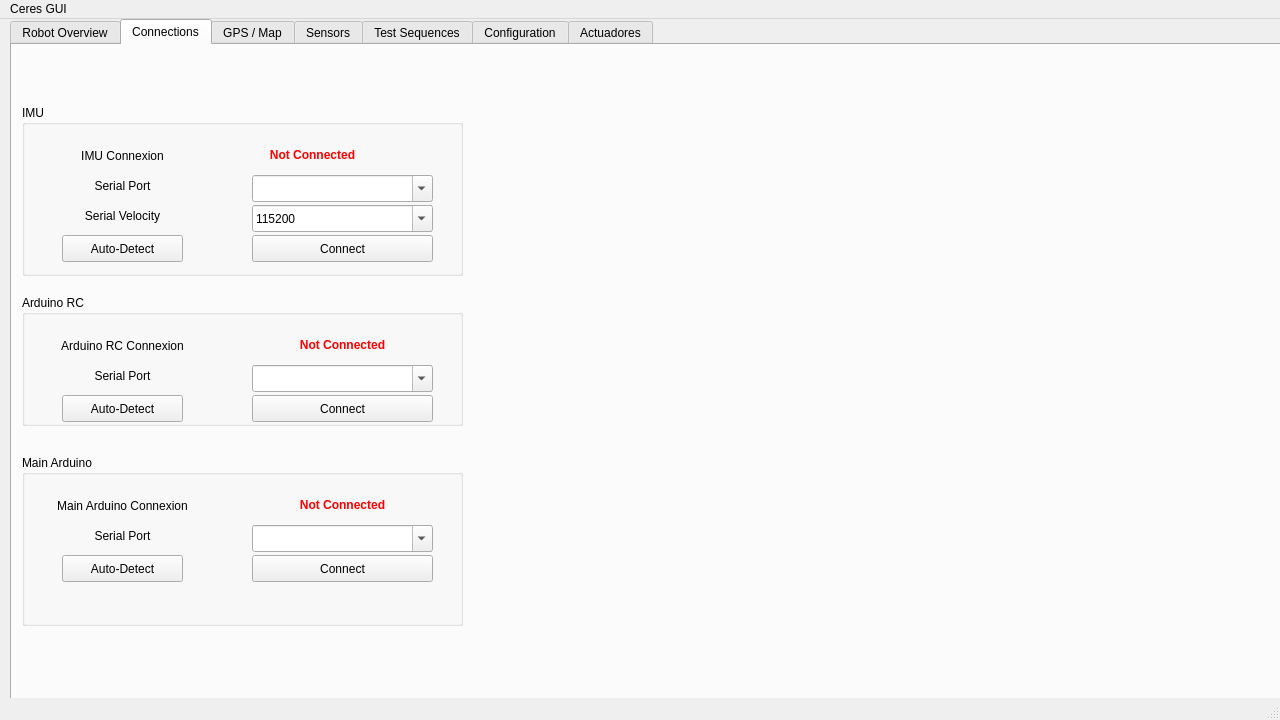
This is ceres/gui/mainwindow.ui in RobiDeantonio/CERES-gui_and_advanced_Navigation as Qt 5 draws it before an edit. The edited form follows.
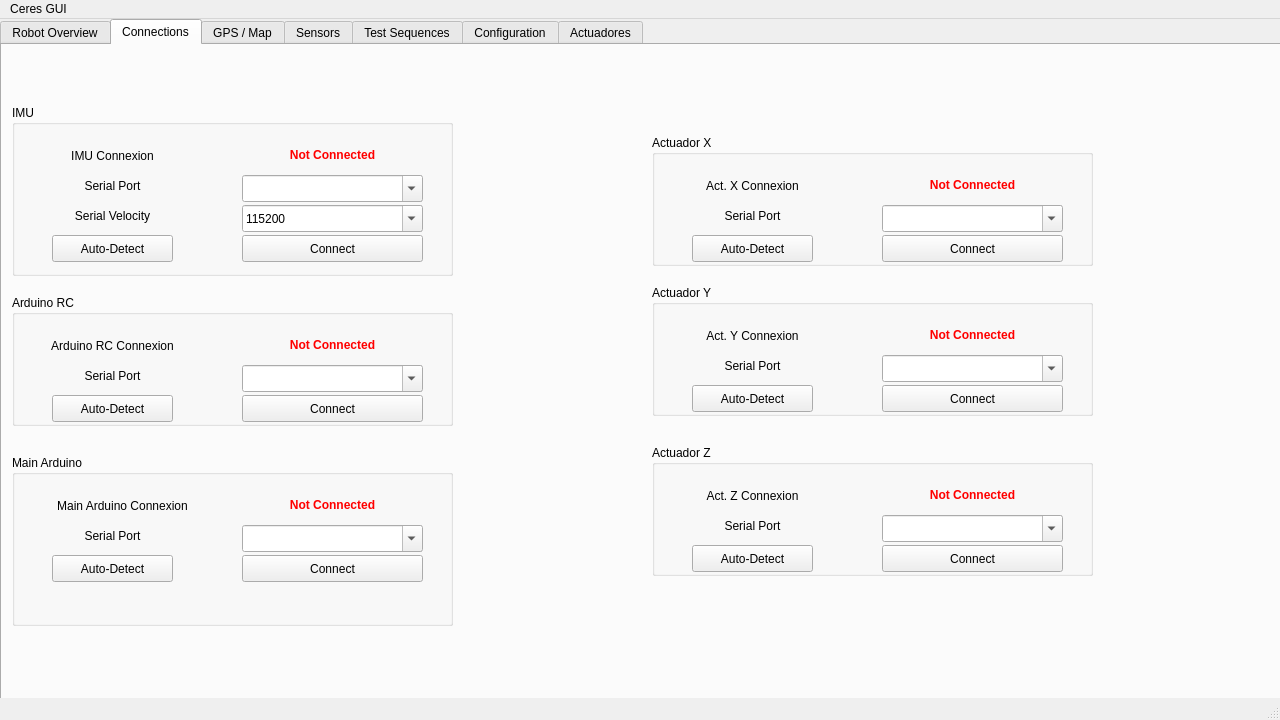
This is the edited form. The open tabs and pages were chosen to show the change. Icons and pictures are not drawn. Custom widgets are drawn as their Qt base class.

Commit message: Add actuator connect on GUI code

The edit to the form file:
```diff
--- a/ceres/gui/mainwindow.ui
+++ b/ceres/gui/mainwindow.ui
@@ -42,7 +42,7 @@
     </property>
     <property name="geometry">
      <rect>
-      <x>10</x>
+      <x>0</x>
       <y>0</y>
       <width>1281</width>
       <height>691</height>
@@ -1472,7 +1472,7 @@
         <rect>
          <x>230</x>
          <y>40</y>
-         <width>121</width>
+         <width>181</width>
          <height>20</height>
         </rect>
        </property>
@@ -1754,7 +1754,7 @@
         <rect>
          <x>10</x>
          <y>40</y>
-         <width>181</width>
+         <width>201</width>
          <height>21</height>
         </rect>
        </property>
@@ -1846,6 +1846,333 @@
        </property>
       </widget>
      </widget>
+     <widget class="QGroupBox" name="groupBox_16">
+      <property name="geometry">
+       <rect>
+        <x>650</x>
+        <y>90</y>
+        <width>441</width>
+        <height>131</height>
+       </rect>
+      </property>
+      <property name="title">
+       <string>Actuador X</string>
+      </property>
+      <widget class="QLabel" name="label_114">
+       <property name="geometry">
+        <rect>
+         <x>10</x>
+         <y>40</y>
+         <width>181</width>
+         <height>21</height>
+        </rect>
+       </property>
+       <property name="text">
+        <string>Act. X Connexion</string>
+       </property>
+       <property name="alignment">
+        <set>Qt::AlignCenter</set>
+       </property>
+      </widget>
+      <widget class="QLabel" name="label_115">
+       <property name="geometry">
+        <rect>
+         <x>10</x>
+         <y>70</y>
+         <width>181</width>
+         <height>21</height>
+        </rect>
+       </property>
+       <property name="text">
+        <string>Serial Port</string>
+       </property>
+       <property name="alignment">
+        <set>Qt::AlignCenter</set>
+       </property>
+      </widget>
+      <widget class="QLabel" name="label_116">
+       <property name="geometry">
+        <rect>
+         <x>230</x>
+         <y>40</y>
+         <width>181</width>
+         <height>20</height>
+        </rect>
+       </property>
+       <property name="font">
+        <font>
+         <weight>75</weight>
+         <bold>true</bold>
+        </font>
+       </property>
+       <property name="styleSheet">
+        <string notr="true">color:rgb(255, 0, 0)</string>
+       </property>
+       <property name="text">
+        <string>Not Connected</string>
+       </property>
+       <property name="alignment">
+        <set>Qt::AlignCenter</set>
+       </property>
+      </widget>
+      <widget class="QComboBox" name="comboBox_11">
+       <property name="geometry">
+        <rect>
+         <x>230</x>
+         <y>70</y>
+         <width>181</width>
+         <height>27</height>
+        </rect>
+       </property>
+       <property name="editable">
+        <bool>true</bool>
+       </property>
+      </widget>
+      <widget class="QPushButton" name="pushButton_18">
+       <property name="geometry">
+        <rect>
+         <x>230</x>
+         <y>100</y>
+         <width>181</width>
+         <height>27</height>
+        </rect>
+       </property>
+       <property name="text">
+        <string>Connect</string>
+       </property>
+      </widget>
+      <widget class="QPushButton" name="pushButton_19">
+       <property name="geometry">
+        <rect>
+         <x>40</x>
+         <y>100</y>
+         <width>121</width>
+         <height>27</height>
+        </rect>
+       </property>
+       <property name="text">
+        <string>Auto-Detect</string>
+       </property>
+      </widget>
+     </widget>
+     <widget class="QGroupBox" name="groupBox_17">
+      <property name="geometry">
+       <rect>
+        <x>650</x>
+        <y>240</y>
+        <width>441</width>
+        <height>131</height>
+       </rect>
+      </property>
+      <property name="title">
+       <string>Actuador Y</string>
+      </property>
+      <widget class="QLabel" name="label_122">
+       <property name="geometry">
+        <rect>
+         <x>10</x>
+         <y>40</y>
+         <width>181</width>
+         <height>21</height>
+        </rect>
+       </property>
+       <property name="text">
+        <string>Act. Y Connexion</string>
+       </property>
+       <property name="alignment">
+        <set>Qt::AlignCenter</set>
+       </property>
+      </widget>
+      <widget class="QLabel" name="label_123">
+       <property name="geometry">
+        <rect>
+         <x>10</x>
+         <y>70</y>
+         <width>181</width>
+         <height>21</height>
+        </rect>
+       </property>
+       <property name="text">
+        <string>Serial Port</string>
+       </property>
+       <property name="alignment">
+        <set>Qt::AlignCenter</set>
+       </property>
+      </widget>
+      <widget class="QLabel" name="label_124">
+       <property name="geometry">
+        <rect>
+         <x>230</x>
+         <y>40</y>
+         <width>181</width>
+         <height>20</height>
+        </rect>
+       </property>
+       <property name="font">
+        <font>
+         <weight>75</weight>
+         <bold>true</bold>
+        </font>
+       </property>
+       <property name="styleSheet">
+        <string notr="true">color:rgb(255, 0, 0)</string>
+       </property>
+       <property name="text">
+        <string>Not Connected</string>
+       </property>
+       <property name="alignment">
+        <set>Qt::AlignCenter</set>
+       </property>
+      </widget>
+      <widget class="QComboBox" name="comboBox_13">
+       <property name="geometry">
+        <rect>
+         <x>230</x>
+         <y>70</y>
+         <width>181</width>
+         <height>27</height>
+        </rect>
+       </property>
+       <property name="editable">
+        <bool>true</bool>
+       </property>
+      </widget>
+      <widget class="QPushButton" name="pushButton_22">
+       <property name="geometry">
+        <rect>
+         <x>230</x>
+         <y>100</y>
+         <width>181</width>
+         <height>27</height>
+        </rect>
+       </property>
+       <property name="text">
+        <string>Connect</string>
+       </property>
+      </widget>
+      <widget class="QPushButton" name="pushButton_23">
+       <property name="geometry">
+        <rect>
+         <x>40</x>
+         <y>100</y>
+         <width>121</width>
+         <height>27</height>
+        </rect>
+       </property>
+       <property name="text">
+        <string>Auto-Detect</string>
+       </property>
+      </widget>
+     </widget>
+     <widget class="QGroupBox" name="groupBox_18">
+      <property name="geometry">
+       <rect>
+        <x>650</x>
+        <y>400</y>
+        <width>441</width>
+        <height>131</height>
+       </rect>
+      </property>
+      <property name="title">
+       <string>Actuador Z</string>
+      </property>
+      <widget class="QLabel" name="label_125">
+       <property name="geometry">
+        <rect>
+         <x>10</x>
+         <y>40</y>
+         <width>181</width>
+         <height>21</height>
+        </rect>
+       </property>
+       <property name="text">
+        <string>Act. Z Connexion</string>
+       </property>
+       <property name="alignment">
+        <set>Qt::AlignCenter</set>
+       </property>
+      </widget>
+      <widget class="QLabel" name="label_126">
+       <property name="geometry">
+        <rect>
+         <x>10</x>
+         <y>70</y>
+         <width>181</width>
+         <height>21</height>
+        </rect>
+       </property>
+       <property name="text">
+        <string>Serial Port</string>
+       </property>
+       <property name="alignment">
+        <set>Qt::AlignCenter</set>
+       </property>
+      </widget>
+      <widget class="QLabel" name="label_127">
+       <property name="geometry">
+        <rect>
+         <x>230</x>
+         <y>40</y>
+         <width>181</width>
+         <height>20</height>
+        </rect>
+       </property>
+       <property name="font">
+        <font>
+         <weight>75</weight>
+         <bold>true</bold>
+        </font>
+       </property>
+       <property name="styleSheet">
+        <string notr="true">color:rgb(255, 0, 0)</string>
+       </property>
+       <property name="text">
+        <string>Not Connected</string>
+       </property>
+       <property name="alignment">
+        <set>Qt::AlignCenter</set>
+       </property>
+      </widget>
+      <widget class="QComboBox" name="comboBox_14">
+       <property name="geometry">
+        <rect>
+         <x>230</x>
+         <y>70</y>
+         <width>181</width>
+         <height>27</height>
+        </rect>
+       </property>
+       <property name="editable">
+        <bool>true</bool>
+       </property>
+      </widget>
+      <widget class="QPushButton" name="pushButton_24">
+       <property name="geometry">
+        <rect>
+         <x>230</x>
+         <y>100</y>
+         <width>181</width>
+         <height>27</height>
+        </rect>
+       </property>
+       <property name="text">
+        <string>Connect</string>
+       </property>
+      </widget>
+      <widget class="QPushButton" name="pushButton_25">
+       <property name="geometry">
+        <rect>
+         <x>40</x>
+         <y>100</y>
+         <width>121</width>
+         <height>27</height>
+        </rect>
+       </property>
+       <property name="text">
+        <string>Auto-Detect</string>
+       </property>
+      </widget>
+     </widget>
     </widget>
     <widget class="QWidget" name="tab_3">
      <attribute name="icon">
```
Left out of the diff: 163 changed lines with no effect on the pictures. The commit also changes 4 other files.
